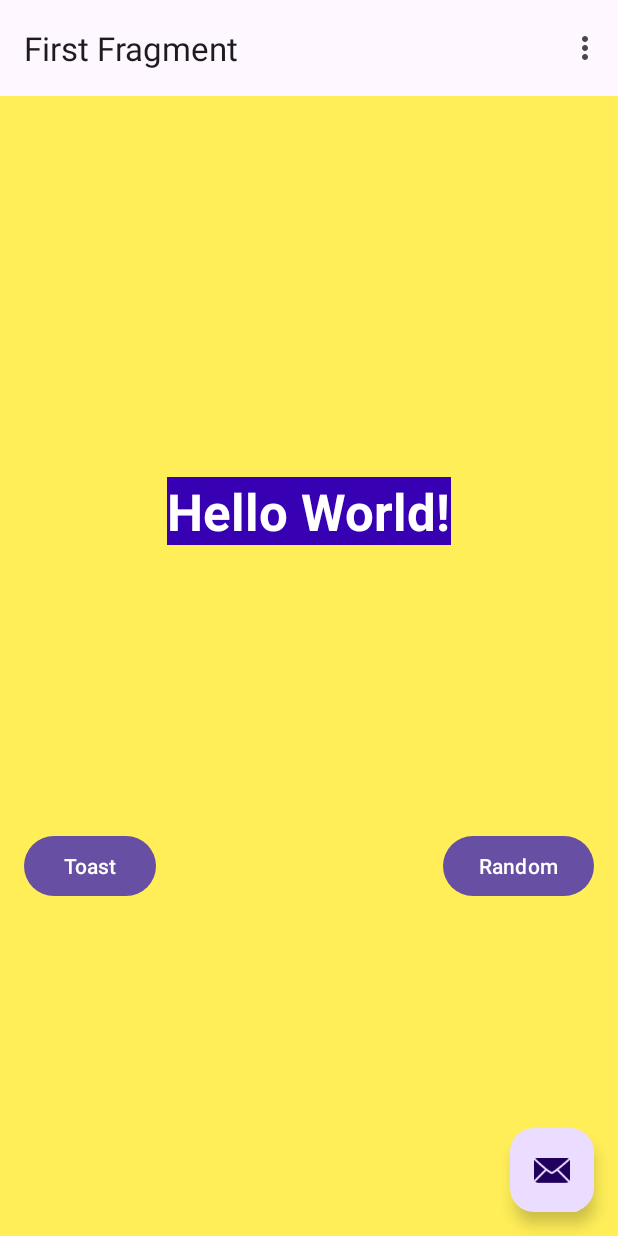
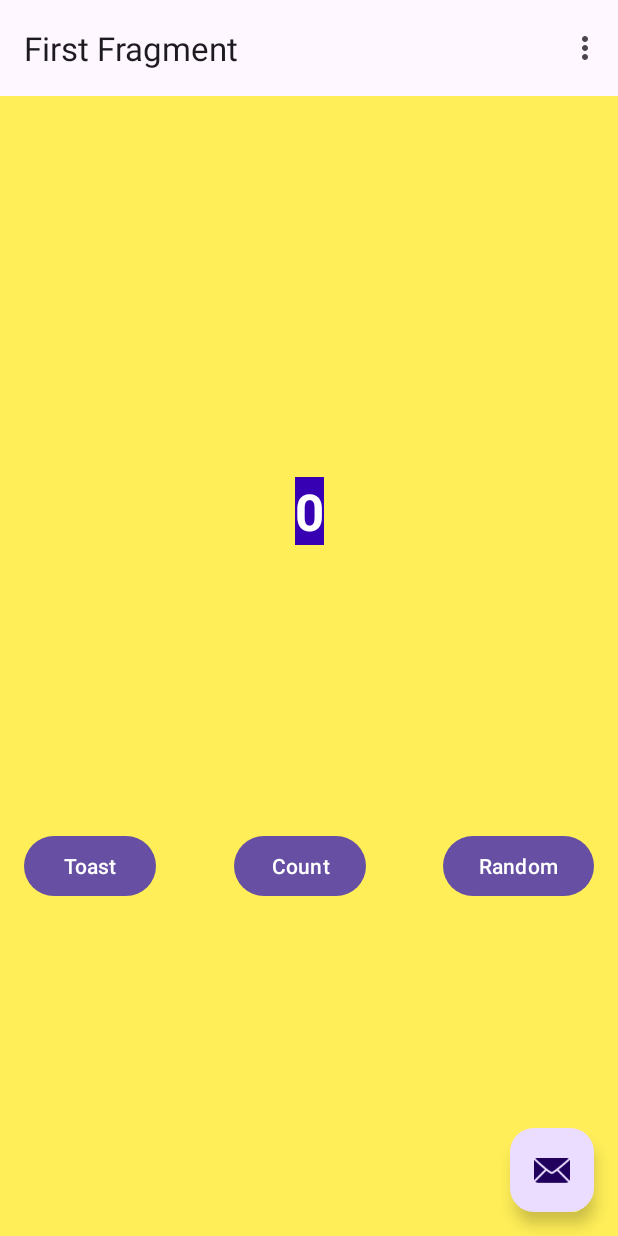
Before and after one commit to wchipman-csupueblo/CIS386_First_Android_App, an Android app: the screen it shows after launch (MainActivity), on a phone screen of 412 x 824 dp. Run offline under Robolectric (Android 15) with nearby library versions, the phone set to English and light mode, and no system bars; our stand-ins replace navigation-ui.

Commit message:
Added count button

```diff
--- a/app/src/main/java/com/example/cis386_first_android_app/FirstFragment.kt
+++ b/app/src/main/java/com/example/cis386_first_android_app/FirstFragment.kt
@@ -32,7 +32,7 @@ class FirstFragment : Fragment() {
     override fun onViewCreated(view: View, savedInstanceState: Bundle?) {
         super.onViewCreated(view, savedInstanceState)
 
-        binding.buttonFirst.setOnClickListener {
+        binding.randomButton.setOnClickListener {
             findNavController().navigate(R.id.action_FirstFragment_to_SecondFragment)
         }
     }
--- a/app/src/main/res/layout/fragment_first.xml
+++ b/app/src/main/res/layout/fragment_first.xml
@@ -31,6 +31,7 @@
             android:background="@color/colorPrimaryDark"
             android:fontFamily="sans-serif"
             android:text="@string/hello"
+            android:textAlignment="center"
             android:textColor="@android:color/white"
             android:textSize="34sp"
             android:textStyle="bold"
@@ -49,5 +50,16 @@
             app:layout_constraintStart_toStartOf="parent"
             app:layout_constraintTop_toBottomOf="@+id/textview_first"
             app:layout_constraintVertical_bias="1.0" />
+
+        <Button
+            android:id="@+id/count_button"
+            android:layout_width="wrap_content"
+            android:layout_height="wrap_content"
+            android:text="@string/count_button_text"
+            app:layout_constraintBottom_toBottomOf="parent"
+            app:layout_constraintEnd_toStartOf="@+id/random_button"
+            app:layout_constraintStart_toEndOf="@+id/toast_button"
+            app:layout_constraintTop_toBottomOf="@+id/textview_first"
+            app:layout_constraintVertical_bias="1.0" />
     </androidx.constraintlayout.widget.ConstraintLayout>
 </androidx.core.widget.NestedScrollView>
--- a/app/src/main/res/values/strings.xml
+++ b/app/src/main/res/values/strings.xml
@@ -7,7 +7,8 @@
 
     <string name="previous">Previous</string>
 
-    <string name="hello">Hello World!</string>
+    <string name="hello">0</string>
     <string name="toast_button_text">Toast</string>
     <string name="random_button_text">Random</string>
+    <string name="count_button_text">Count</string>
 </resources>
--- a/build.gradle.kts
+++ b/build.gradle.kts
@@ -1,5 +1,5 @@
 // Top-level build file where you can add configuration options common to all sub-projects/modules.
 plugins {
-    id("com.android.application") version "8.1.0" apply false
+    id("com.android.application") version "8.1.2" apply false
     id("org.jetbrains.kotlin.android") version "1.8.0" apply false
 }
```
